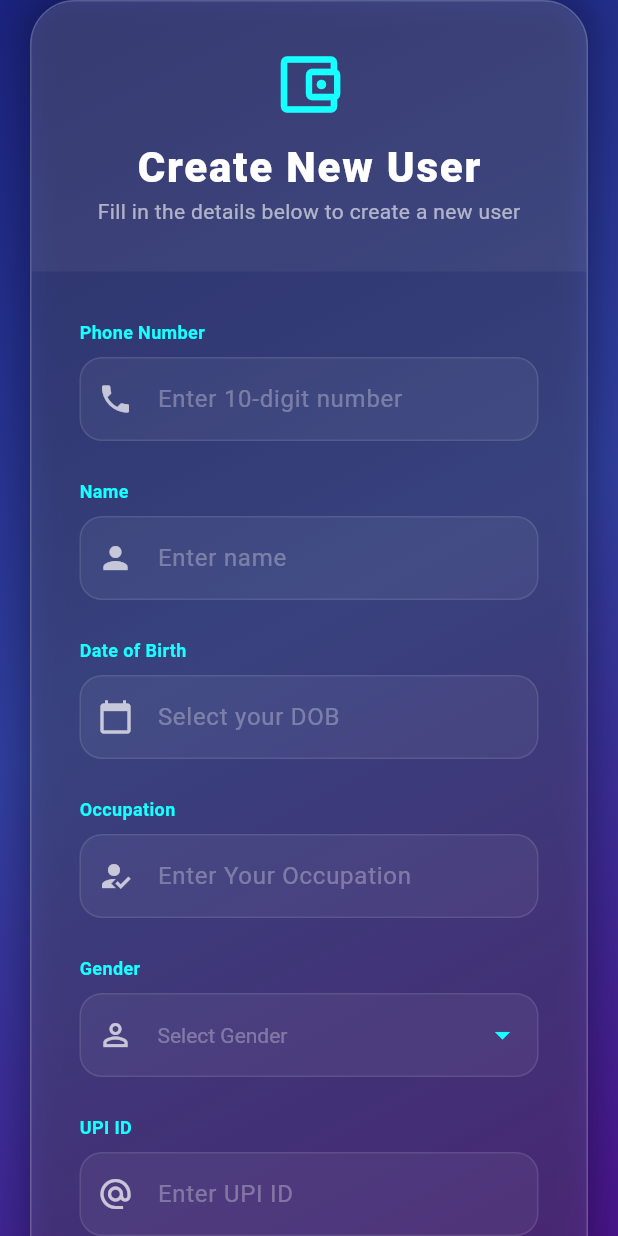
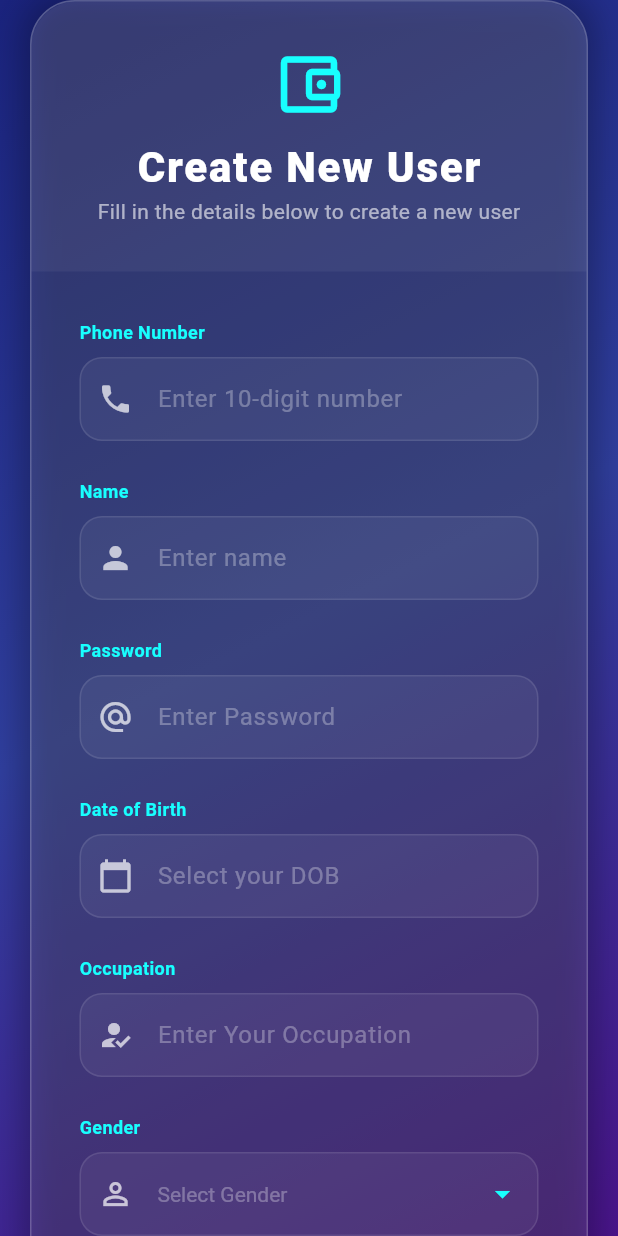
Before and after one commit to eziorobinhood/king_maker_cpanel, a Flutter app: the CreateNewUser screen opened directly, on a phone screen of 412 x 824 dp. Run offline on Flutter 3.47's test engine with Material 3 defaults, Android fonts, the phone set to English and light mode, and no system bars.

Commit message:
updated something

```diff
--- a/lib/createuser.dart
+++ b/lib/createuser.dart
@@ -18,6 +18,7 @@ class _CreateNewUserState extends State<CreateNewUser> {
   final TextEditingController dateofbirthController = TextEditingController();
   final TextEditingController referralIdController = TextEditingController();
   final TextEditingController occupationController = TextEditingController();
+  final TextEditingController passwordController = TextEditingController();
   // 1. Variable to hold the selection
   String? selectedGender;
 
@@ -167,6 +168,14 @@ class _CreateNewUserState extends State<CreateNewUser> {
                           hint: "Enter name",
                         ),
                         const SizedBox(height: 25),
+
+                        _buildGlassInput(
+                          controller: passwordController,
+                          label: "Password",
+                          icon: Icons.alternate_email,
+                          hint: "Enter Password",
+                        ),
+                        const SizedBox(height: 25),
                         _buildGlassInput(
                           controller: dateofbirthController,
                           label: "Date of Birth",
@@ -235,6 +244,7 @@ class _CreateNewUserState extends State<CreateNewUser> {
                                         context,
                                         phoneController.text,
                                         nameController.text,
+                                        passwordController.text,
                                         dateofbirthController.text,
                                         selectedGender!,
                                         occupationController.text,
@@ -393,6 +403,7 @@ class _CreateNewUserState extends State<CreateNewUser> {
   Future<void> createUser(
     BuildContext context,
     String phone,
+    String password,
     String name,
     String dob,
     String occupation,
@@ -411,6 +422,7 @@ class _CreateNewUserState extends State<CreateNewUser> {
         body: jsonEncode({
           'phnumber': phone,
           'name': name,
+          'password': password,
           'dateofbirth': dob,
           'occupation': occupation,
           'gender': gender,
@@ -419,7 +431,7 @@ class _CreateNewUserState extends State<CreateNewUser> {
         }),
       );
 
-      if (response.statusCode == 200) {
+      if (response.statusCode == 201) {
         ScaffoldMessenger.of(context).showSnackBar(
           const SnackBar(
             content: Text("User Created Successfully!"),
@@ -433,6 +445,7 @@ class _CreateNewUserState extends State<CreateNewUser> {
             backgroundColor: Colors.red,
           ),
         );
+        print(response.body);
       }
     } catch (e) {
       // Handle no internet or server down
--- a/lib/homepage.dart
+++ b/lib/homepage.dart
@@ -96,9 +96,9 @@ class _HomepageState extends State<Homepage> {
                       children: [
                         _buildGlassInput(
                           controller: upiController,
-                          label: "UPI ID",
+                          label: "UPI ID/Mobile Number",
                           icon: Icons.alternate_email,
-                          hint: "Enter UPI ID",
+                          hint: "Enter UPI ID or Mobile Number",
                         ),
                         const SizedBox(height: 25),
                         _buildGlassInput(
@@ -238,7 +238,11 @@ Future<void> sendPaymentData(
       headers: {
         'Content-Type': 'application/json', // Tell Vercel you are sending JSON
       },
-      body: jsonEncode({'upi_id': upi, 'investedamount': amount}),
+      body: jsonEncode({
+        'upi_id': upi,
+        'phnumber': upi,
+        'investedamount': amount,
+      }),
     );
 
     if (!context.mounted) return;
```
